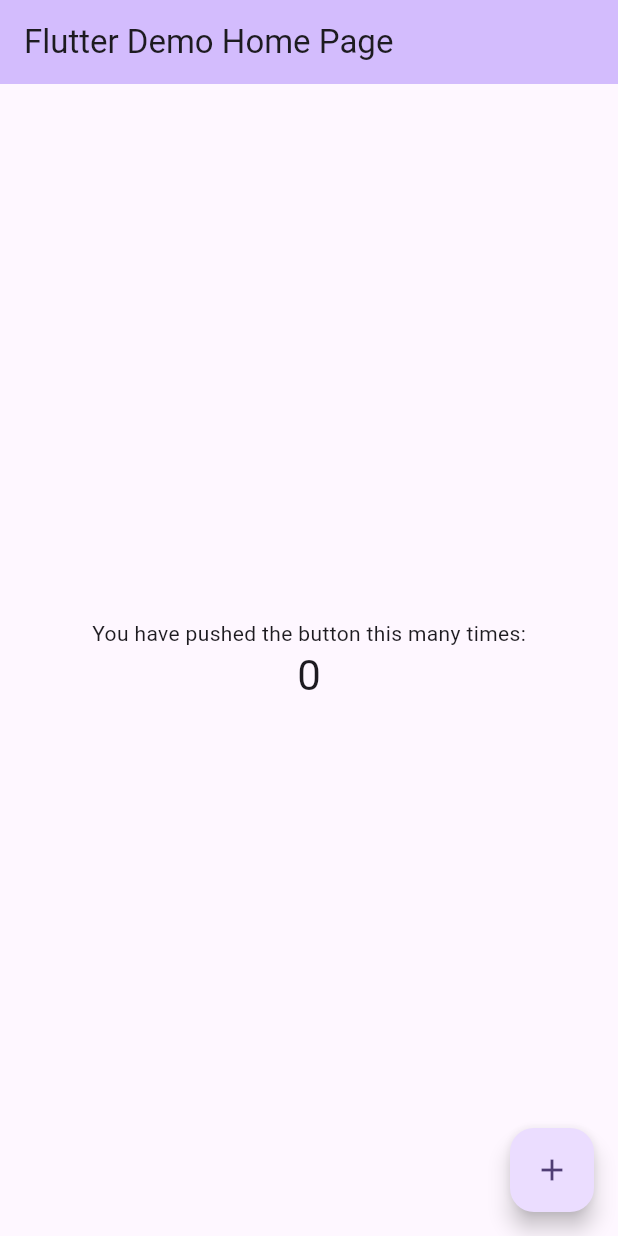
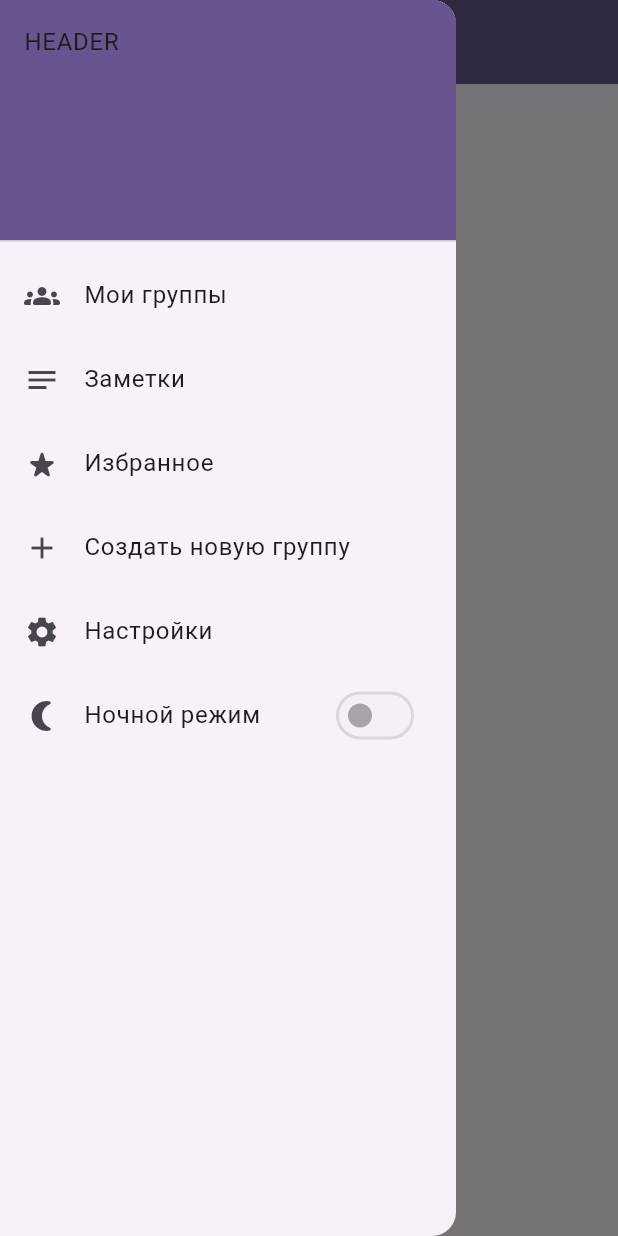
Before and after one commit to cupofcrisp-tulahack2023/compendio-client, a Flutter app: the screen it shows after launch, with the side drawer open (before the commit the screen has no drawer), on a phone screen of 412 x 824 dp. Run offline on Flutter 3.47's test engine with Material 2 defaults, Android fonts, the phone set to English and light mode, and no system bars.

Commit message:
implemented app skeleton

```diff
--- a/lib/main.dart
+++ b/lib/main.dart
@@ -1,3 +1,4 @@
+import 'package:compendio/src/pages/my_groups.dart';
 import 'package:flutter/material.dart';
 
 void main() {
@@ -7,119 +8,15 @@ void main() {
 class MyApp extends StatelessWidget {
   const MyApp({super.key});
 
-  // This widget is the root of your application.
   @override
   Widget build(BuildContext context) {
     return MaterialApp(
-      title: 'Flutter Demo',
+      title: 'Compendio',
       theme: ThemeData(
-        // This is the theme of your application.
-        //
-        // TRY THIS: Try running your application with "flutter run". You'll see
-        // the application has a blue toolbar. Then, without quitting the app,
-        // try changing the seedColor in the colorScheme below to Colors.green
-        // and then invoke "hot reload" (save your changes or press the "hot
-        // reload" button in a Flutter-supported IDE, or press "r" if you used
-        // the command line to start the app).
-        //
-        // Notice that the counter didn't reset back to zero; the application
-        // state is not lost during the reload. To reset the state, use hot
-        // restart instead.
-        //
-        // This works for code too, not just values: Most code changes can be
-        // tested with just a hot reload.
         colorScheme: ColorScheme.fromSeed(seedColor: Colors.deepPurple),
         useMaterial3: true,
       ),
-      home: const MyHomePage(title: 'Flutter Demo Home Page'),
+      home: const MyGroupsPage(),
     );
   }
 }
-
-class MyHomePage extends StatefulWidget {
-  const MyHomePage({super.key, required this.title});
-
-  // This widget is the home page of your application. It is stateful, meaning
-  // that it has a State object (defined below) that contains fields that affect
-  // how it looks.
-
-  // This class is the configuration for the state. It holds the values (in this
-  // case the title) provided by the parent (in this case the App widget) and
-  // used by the build method of the State. Fields in a Widget subclass are
-  // always marked "final".
-
-  final String title;
-
-  @override
-  State<MyHomePage> createState() => _MyHomePageState();
-}
-
-class _MyHomePageState extends State<MyHomePage> {
-  int _counter = 0;
-
-  void _incrementCounter() {
-    setState(() {
-      // This call to setState tells the Flutter framework that something has
-      // changed in this State, which causes it to rerun the build method below
-      // so that the display can reflect the updated values. If we changed
-      // _counter without calling setState(), then the build method would not be
-      // called again, and so nothing would appear to happen.
-      _counter++;
-    });
-  }
-
-  @override
-  Widget build(BuildContext context) {
-    // This method is rerun every time setState is called, for instance as done
-    // by the _incrementCounter method above.
-    //
-    // The Flutter framework has been optimized to make rerunning build methods
-    // fast, so that you can just rebuild anything that needs updating rather
-    // than having to individually change instances of widgets.
-    return Scaffold(
-      appBar: AppBar(
-        // TRY THIS: Try changing the color here to a specific color (to
-        // Colors.amber, perhaps?) and trigger a hot reload to see the AppBar
-        // change color while the other colors stay the same.
-        backgroundColor: Theme.of(context).colorScheme.inversePrimary,
-        // Here we take the value from the MyHomePage object that was created by
-        // the App.build method, and use it to set our appbar title.
-        title: Text(widget.title),
-      ),
-      body: Center(
-        // Center is a layout widget. It takes a single child and positions it
-        // in the middle of the parent.
-        child: Column(
-          // Column is also a layout widget. It takes a list of children and
-          // arranges them vertically. By default, it sizes itself to fit its
-          // children horizontally, and tries to be as tall as its parent.
-          //
-          // Column has various properties to control how it sizes itself and
-          // how it positions its children. Here we use mainAxisAlignment to
-          // center the children vertically; the main axis here is the vertical
-          // axis because Columns are vertical (the cross axis would be
-          // horizontal).
-          //
-          // TRY THIS: Invoke "debug painting" (choose the "Toggle Debug Paint"
-          // action in the IDE, or press "p" in the console), to see the
-          // wireframe for each widget.
-          mainAxisAlignment: MainAxisAlignment.center,
-          children: <Widget>[
-            const Text(
-              'You have pushed the button this many times:',
-            ),
-            Text(
-              '$_counter',
-              style: Theme.of(context).textTheme.headlineMedium,
-            ),
-          ],
-        ),
-      ),
-      floatingActionButton: FloatingActionButton(
-        onPressed: _incrementCounter,
-        tooltip: 'Increment',
-        child: const Icon(Icons.add),
-      ), // This trailing comma makes auto-formatting nicer for build methods.
-    );
-  }
-}
--- /dev/null
+++ b/lib/src/pages/base.dart
@@ -0,0 +1,21 @@
+import "package:compendio/src/widgets/appbar.dart";
+import "package:compendio/src/widgets/drawer.dart";
+import "package:flutter/material.dart";
+
+class BasePage extends StatelessWidget {
+  final Widget body;
+  final String title;
+
+  const BasePage({super.key, required this.body, required this.title});
+
+  @override
+  Widget build(BuildContext context) {
+    return Scaffold(
+      appBar: AppBarWidget(
+        title: title,
+      ),
+      drawer: const DrawerWidget(),
+      body: body,
+    );
+  }
+}
--- /dev/null
+++ b/lib/src/pages/my_groups.dart
@@ -0,0 +1,14 @@
+import "package:compendio/src/pages/base.dart";
+import "package:flutter/material.dart";
+
+class MyGroupsPage extends StatelessWidget {
+  const MyGroupsPage({super.key});
+
+  @override
+  Widget build(BuildContext context) {
+    return const BasePage(
+      title: "Мои группы",
+      body: Text("MY GROUPS"),
+    );
+  }
+}
--- /dev/null
+++ b/lib/src/widgets/appbar.dart
@@ -0,0 +1,18 @@
+import "package:flutter/material.dart";
+
+class AppBarWidget extends StatelessWidget implements PreferredSizeWidget {
+  @override
+  final Size preferredSize;
+  final String title;
+
+  const AppBarWidget({super.key, required this.title})
+      : preferredSize = const Size.fromHeight(kToolbarHeight);
+
+  @override
+  Widget build(BuildContext context) {
+    return AppBar(
+      title: Text(title),
+      backgroundColor: Theme.of(context).primaryColor,
+    );
+  }
+}
--- /dev/null
+++ b/lib/src/widgets/drawer.dart
@@ -0,0 +1,90 @@
+import "package:compendio/src/modals/new_group.dart";
+import "package:compendio/src/modals/settings.dart";
+import "package:compendio/src/pages/favourite.dart";
+import "package:compendio/src/pages/my_groups.dart";
+import "package:compendio/src/pages/notes.dart";
+import "package:flutter/material.dart";
+
+class DrawerWidget extends StatelessWidget {
+  const DrawerWidget({super.key});
+
+  @override
+  Widget build(BuildContext context) {
+    return Drawer(
+      child: ListView(
+        padding: EdgeInsets.zero,
+        children: <Widget>[
+          DrawerHeader(
+            decoration: BoxDecoration(
+              color: Theme.of(context).primaryColor,
+              shape: BoxShape.rectangle,
+            ),
+            child: const Text("HEADER"),
+          ),
+          ListTile(
+              leading: Icon(Icons.groups_rounded),
+              title: Text("Мои группы"),
+              onTap: () {
+                Navigator.push(
+                  context,
+                  MaterialPageRoute(
+                    builder: (context) => const MyGroupsPage(),
+                  ),
+                );
+              }),
+          ListTile(
+              leading: Icon(Icons.notes),
+              title: Text("Заметки"),
+              onTap: () {
+                Navigator.push(
+                  context,
+                  MaterialPageRoute(
+                    builder: (context) => const NotesPage(),
+                  ),
+                );
+              }),
+          ListTile(
+              leading: Icon(Icons.star_rate_rounded),
+              title: Text("Избранное"),
+              onTap: () {
+                Navigator.push(
+                  context,
+                  MaterialPageRoute(
+                    builder: (context) => const FavouritePage(),
+                  ),
+                );
+              }),
+          ListTile(
+            leading: Icon(Icons.add),
+            title: Text("Создать новую группу"),
+            onTap: () {
+              showDialog(
+                context: context,
+                builder: (BuildContext context) {
+                  return const NewGroupModal();
+                },
+              );
+            },
+          ),
+          ListTile(
+            leading: Icon(Icons.settings),
+            title: Text("Настройки"),
+            onTap: () {
+              showDialog(
+                context: context,
+                builder: (BuildContext context) {
+                  return const SettingsModal();
+                },
+              );
+            },
+          ),
+          const ListTile(
+            leading: Icon(Icons.nightlight_round),
+            title: Text("Ночной режим"),
+            trailing: Switch(value: false, onChanged: null),
+          ),
+        ],
+      ),
+    );
+  }
+}
```
Also changed, not shown: lib/src/modals/new_group.dart (added, +15 -0 lines), lib/src/modals/settings.dart (added, +15 -0 lines), lib/src/pages/favourite.dart (added, +14 -0 lines), lib/src/pages/notes.dart (added, +14 -0 lines), pubspec.yaml (+5 -46 lines), lib/src/widgets/theme_switcher.dart (added), pubspec.lock.
